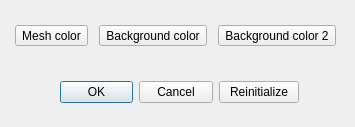
The window that MorphoDig/Qt/mqColorDialog.ui (morphomuseum/MorphoDig) describes before a commit, drawn with Qt 5.
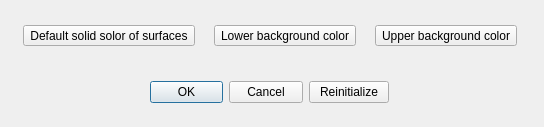
The same window after the commit. Custom widgets are drawn as their Qt base class.

What changed in the file:
```diff
--- a/MorphoDig/Qt/mqColorDialog.ui
+++ b/MorphoDig/Qt/mqColorDialog.ui
@@ -6,7 +6,7 @@
    <rect>
     <x>0</x>
     <y>0</y>
-    <width>355</width>
+    <width>544</width>
     <height>127</height>
    </rect>
   </property>
@@ -18,7 +18,7 @@
     <rect>
      <x>10</x>
      <y>10</y>
-     <width>331</width>
+     <width>521</width>
      <height>51</height>
     </rect>
    </property>
@@ -28,21 +28,21 @@
       <item>
        <widget class="mqColorChooserButton" name="meshColorButton">
         <property name="text">
-         <string>Mesh color</string>
+         <string>Default solid solor of surfaces</string>
         </property>
        </widget>
       </item>
       <item>
        <widget class="mqColorChooserButton" name="backgroundColorButton">
         <property name="text">
-         <string>Background color</string>
+         <string>Lower background color</string>
         </property>
        </widget>
       </item>
       <item>
        <widget class="mqColorChooserButton" name="backgroundColorButton2">
         <property name="text">
-         <string>Background color 2</string>
+         <string>Upper background color</string>
         </property>
        </widget>
       </item>
@@ -53,7 +53,7 @@
   <widget class="QWidget" name="layoutWidget">
    <property name="geometry">
     <rect>
-     <x>60</x>
+     <x>150</x>
      <y>80</y>
      <width>239</width>
      <height>25</height>
```
